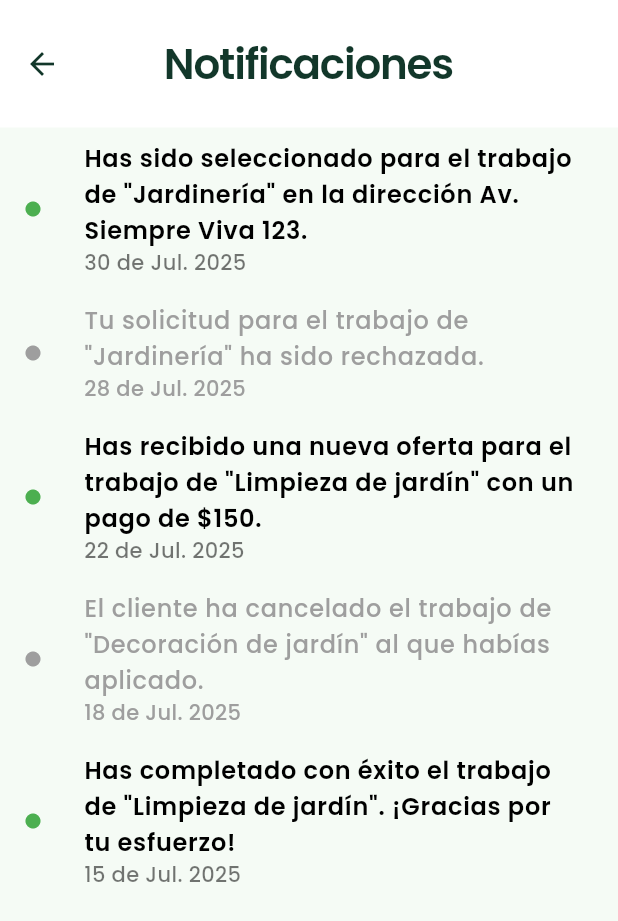
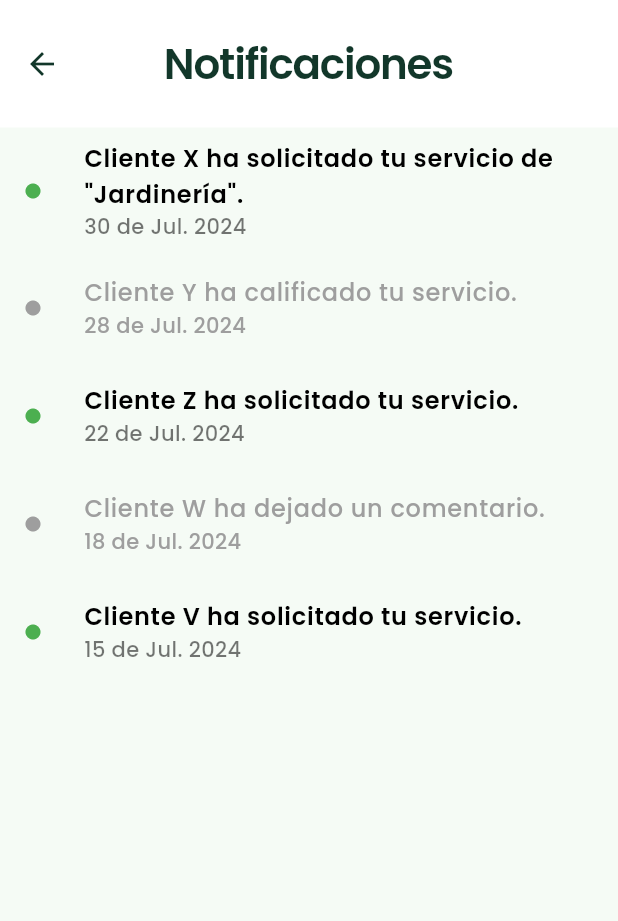
Before and after one commit to spricew/Keidot-Project, a Flutter app: the WorkerNotificationsScreen screen opened directly, on a phone screen of 412 x 824 dp. Shown: the top 921 px of the screen. Run offline on Flutter 3.47's test engine with Material 3 defaults, Android fonts, the phone set to English and light mode, and no system bars; our stand-ins replace file_picker, flutter_map, flutter_secure_storage, get, latlong2, logger and 1 more; missing offline and left inert: flutter_stripe; accounts and stored records are empty; network calls fail; project files that could hold a hidden picture were left out.

Commit message:
Cambios en el widget para los trabajadores

```diff
--- a/Keidot-Project/lib/main.dart
+++ b/Keidot-Project/lib/main.dart
@@ -7,6 +7,7 @@ import 'package:test_app/Services/location_request/location_service_controller.d
 import 'package:test_app/Services/transaction/service_transaction_controller.dart';
 import 'package:test_app/config/theme/app_theme.dart';
 import 'package:test_app/presentation/screens/login_screen.dart';
+import 'package:test_app/presentation/screens/request_details_garden.dart';
 import 'package:test_app/presentation/screens/stripe/keys.dart';
 import 'package:test_app/presentation/worker/home_worker.dart';
 import 'package:test_app/providers/user_provider.dart';
--- a/Keidot-Project/lib/presentation/worker/home_worker.dart
+++ b/Keidot-Project/lib/presentation/worker/home_worker.dart
@@ -4,7 +4,7 @@ import 'package:get/get.dart';
 import 'package:test_app/config/theme/app_theme.dart';
 import 'package:test_app/presentation/worker/search_worker.dart';
 import 'package:test_app/presentation/worker/worker_messages.dart';
-import 'package:test_app/widgets/custom_popup.dart';
+import 'package:test_app/widgets/worker_popup_menu.dart';
 
 class HomeWorker extends StatefulWidget {
   const HomeWorker({super.key});
@@ -54,7 +54,7 @@ class _HomeWorkerState extends State<HomeWorker> {
         toolbarHeight: 60,
         backgroundColor: Colors.white,
         automaticallyImplyLeading: false,
-        leading: const CustomPopupMenu(),
+        leading: const WorkerPopupMenu(), // Se usa el menú de trabajador
         title: const Align(
           alignment: Alignment.centerRight,
           child: Text(
@@ -109,7 +109,6 @@ class _HomeWorkerState extends State<HomeWorker> {
           setState(() {
             _currentIndex = index;
           });
-
           switch (index) {
             case 1:
               Get.offAll(() => const SearchWorkerScreen());
--- a/Keidot-Project/lib/presentation/worker/notifications_worker.dart
+++ b/Keidot-Project/lib/presentation/worker/worker_notifications_screen.dart
@@ -1,40 +1,44 @@
 import 'package:flutter/material.dart';
+import 'package:get/get.dart';
 import 'package:test_app/config/theme/app_theme.dart';
 import 'package:test_app/widgets/custom_appbar.dart';
+import 'home_worker.dart'; // Asegúrate de que la ruta sea la correcta
 
 class WorkerNotificationsScreen extends StatefulWidget {
   const WorkerNotificationsScreen({super.key});
 
   @override
-  _WorkerNotificationsScreenState createState() => _WorkerNotificationsScreenState();
+  _WorkerNotificationsScreenState createState() =>
+      _WorkerNotificationsScreenState();
 }
 
 class _WorkerNotificationsScreenState extends State<WorkerNotificationsScreen> {
+  // Lista de notificaciones (dummy data)
   List<Map<String, dynamic>> notifications = [
     {
-      'date': '30 de Jul. 2025',
-      'message': 'Has sido seleccionado para el trabajo de "Jardinería" en la dirección Av. Siempre Viva 123.',
-      'isRead': false, // No leído
+      'date': '30 de Jul. 2024',
+      'message': 'Cliente X ha solicitado tu servicio de "Jardinería".',
+      'isRead': false,
     },
     {
-      'date': '28 de Jul. 2025',
-      'message': 'Tu solicitud para el trabajo de "Jardinería" ha sido rechazada.',
-      'isRead': true, // Leído
+      'date': '28 de Jul. 2024',
+      'message': 'Cliente Y ha calificado tu servicio.',
+      'isRead': true,
     },
     {
-      'date': '22 de Jul. 2025',
-      'message': 'Has recibido una nueva oferta para el trabajo de "Limpieza de jardín" con un pago de \$150.',
-      'isRead': false, // No leído
+      'date': '22 de Jul. 2024',
+      'message': 'Cliente Z ha solicitado tu servicio.',
+      'isRead': false,
     },
     {
-      'date': '18 de Jul. 2025',
-      'message': 'El cliente ha cancelado el trabajo de "Decoración de jardín" al que habías aplicado.',
-      'isRead': true, // Leído
+      'date': '18 de Jul. 2024',
+      'message': 'Cliente W ha dejado un comentario.',
+      'isRead': true,
     },
     {
-      'date': '15 de Jul. 2025',
-      'message': 'Has completado con éxito el trabajo de "Limpieza de jardín". ¡Gracias por tu esfuerzo!',
-      'isRead': false, // No leído
+      'date': '15 de Jul. 2024',
+      'message': 'Cliente V ha solicitado tu servicio.',
+      'isRead': false,
     },
   ];
 
@@ -56,8 +60,8 @@ class _WorkerNotificationsScreenState extends State<WorkerNotificationsScreen> {
         titleColor: darkGreen,
         iconColor: darkGreen,
         onBackPressed: () {
-          //  cierra la pantalla actual
-          Navigator.of(context).pop();
+          // Regresa a la Home de Trabajadores
+          Get.offAll(() => const HomeWorker());
         },
       ),
       body: ListView.builder(
@@ -67,24 +71,29 @@ class _WorkerNotificationsScreenState extends State<WorkerNotificationsScreen> {
           return ListTile(
             leading: Icon(
               Icons.circle,
-              color: notification['isRead'] ? Colors.grey : Colors.green, // Icono verde si no está leído, gris si está leído
+              color: notification['isRead'] ? Colors.grey : Colors.green,
               size: 12,
             ),
             title: Text(
               notification['message'],
               style: TextStyle(
-                fontWeight: notification['isRead'] ? FontWeight.normal : FontWeight.bold, // Texto en negrita si no está leído
-                color: notification['isRead'] ? Colors.grey : Colors.black, // Texto gris si está leído, negro si no
+                fontWeight: notification['isRead']
+                    ? FontWeight.normal
+                    : FontWeight.bold,
+                color:
+                    notification['isRead'] ? Colors.grey : Colors.black,
               ),
             ),
             subtitle: Text(
               notification['date'],
               style: TextStyle(
-                color: notification['isRead'] ? Colors.grey : Colors.black54, // Fecha gris si está leído
+                color: notification['isRead']
+                    ? Colors.grey
+                    : Colors.black54,
               ),
             ),
             onTap: () {
-              markAsRead(index); // Marcar como leído al tocar
+              markAsRead(index);
             },
           );
         },
```
Also changed, not shown: Keidot-Project/lib/presentation/worker/worker_profile_screen.dart (renamed from Keidot-Project/lib/presentation/worker/profile_worker.dart, +17 -19 lines), Keidot-Project/lib/presentation/worker/worker_settings_screen.dart (added, +205 -0 lines), Keidot-Project/lib/widgets/worker_popup_menu.dart (added, +50 -0 lines), Keidot-Project/lib/presentation/worker/worker_services_controller.dart (deleted), 4 other files.
